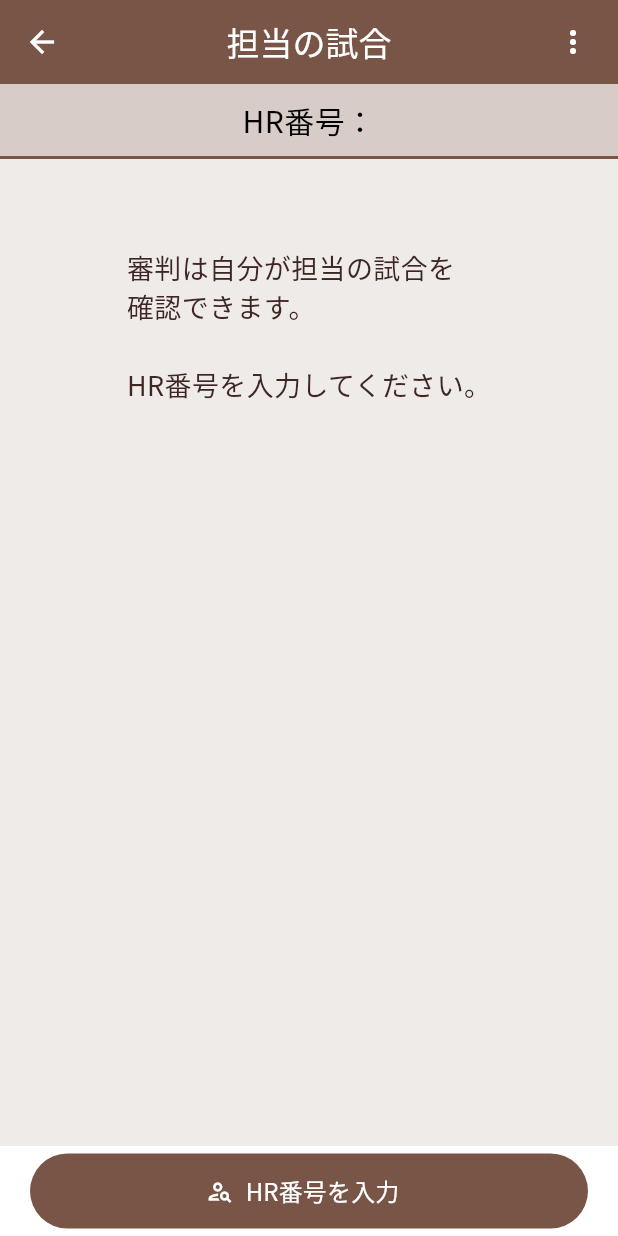
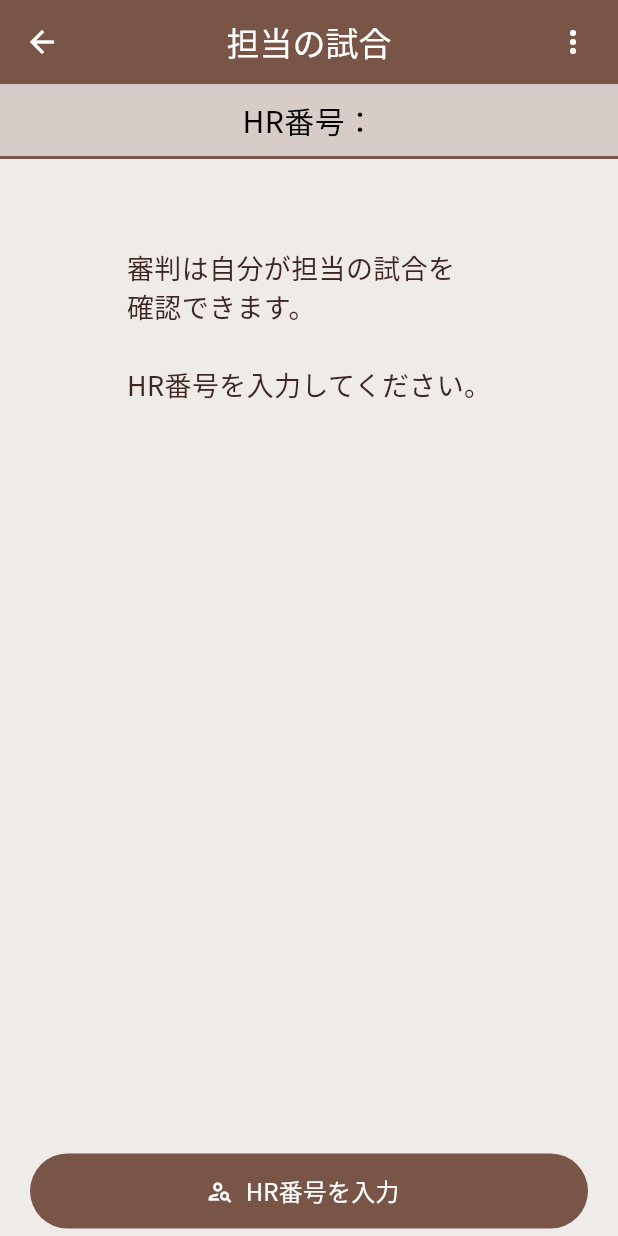
Before and after one commit to yukiMizo/rumutai_app_v3, a Flutter app: the MyGameScreen screen opened by its route, on a phone screen of 412 x 824 dp. Run offline on Flutter 3.47's test engine with Material 3 defaults, Android fonts, the phone set to English and light mode, and no system bars; our stand-ins replace cloud_firestore, firebase_core, firebase_database, firebase_messaging, flutter_local_notifications, flutter_riverpod and 4 more; missing offline and left inert: flutter_picker; accounts and stored records are empty; statements that could not run were skipped.

Commit message:
ミス修正

```diff
--- a/lib/screens/detail_screen.dart
+++ b/lib/screens/detail_screen.dart
@@ -500,7 +500,7 @@ class _DetailScreenState extends ConsumerState<DetailScreen> {
                     backgroundColor: AppColors.accentColor,
                     onPressed: () => Navigator.of(context).pushNamed(AdminEditScreen.routeName, arguments: GameDataToPassAdmin(thisGameData: _thisGameData, isReverse: isReverse)),
                     icon: const Icon(Icons.edit),
-                    label: const Text("試合"),
+                    label: const Text("編集"),
                   ),
               ],
             ),
--- a/lib/screens/my_game_screen.dart
+++ b/lib/screens/my_game_screen.dart
@@ -310,6 +310,7 @@ class _MyGameScreenState extends ConsumerState<MyGameScreen> {
       height: 60,
       padding: EdgeInsets.zero,
       child: Container(
+        color: AppColors.scaffoldBackgroundColor,
         width: double.infinity,
         padding: const EdgeInsets.symmetric(horizontal: 20, vertical: 5),
         child: FilledButton.icon(
--- a/pubspec.yaml
+++ b/pubspec.yaml
@@ -17,7 +17,7 @@ publish_to: 'none' # Remove this line if you wish to publish to pub.dev
 # https://developer.apple.com/library/archive/documentation/General/Reference/InfoPlistKeyReference/Articles/CoreFoundationKeys.html
 # In Windows, build-name is used as the major, minor, and patch parts
 # of the product and file versions while build-number is used as the build suffix.
-version: 3.0.0+1
+version: 3.0.0+2
 
 environment:
   sdk: '>=2.18.5 <3.0.0'
```
